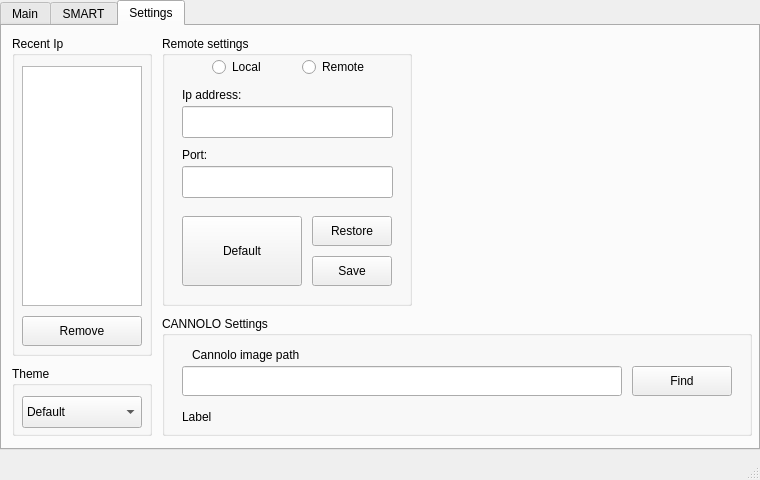
Qt form assets/interface.ui (WEEE-Open/pesto) before a commit.
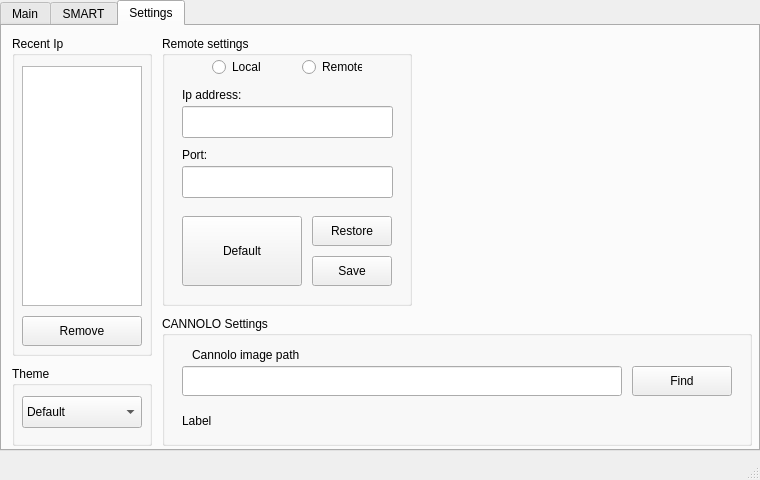
The same form after that commit. The open tabs and pages were chosen to show the change.

Patch:
```diff
--- a/assets/interface.ui
+++ b/assets/interface.ui
@@ -47,7 +47,7 @@
       <x>0</x>
       <y>0</y>
       <width>760</width>
-      <height>450</height>
+      <height>451</height>
      </rect>
     </property>
     <property name="styleSheet">
@@ -453,7 +453,7 @@
         <rect>
          <x>50</x>
          <y>20</y>
-         <width>60</width>
+         <width>50</width>
          <height>22</height>
         </rect>
        </property>
@@ -466,7 +466,7 @@
         <rect>
          <x>140</x>
          <y>20</y>
-         <width>80</width>
+         <width>60</width>
          <height>22</height>
         </rect>
        </property>
@@ -556,7 +556,7 @@
         <x>10</x>
         <y>340</y>
         <width>140</width>
-        <height>70</height>
+        <height>80</height>
        </rect>
       </property>
       <property name="title">
@@ -599,7 +599,7 @@
         <x>160</x>
         <y>290</y>
         <width>590</width>
-        <height>120</height>
+        <height>130</height>
        </rect>
       </property>
       <property name="title">
@@ -625,7 +625,7 @@
        <property name="geometry">
         <rect>
          <x>20</x>
-         <y>86</y>
+         <y>90</y>
          <width>550</width>
          <height>30</height>
         </rect>
```
Left out of the diff: 11 changed lines with no effect on the pictures.
